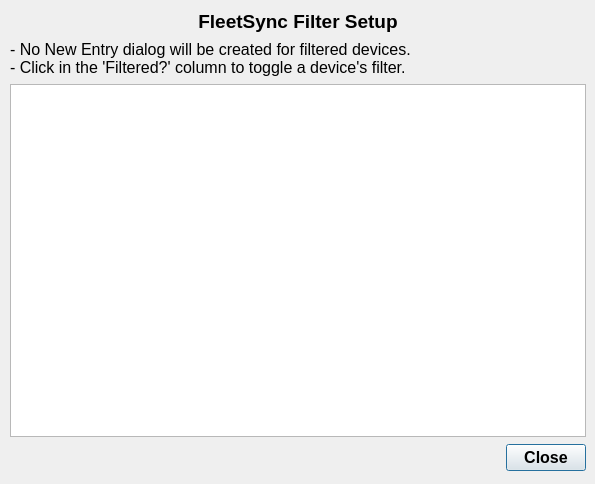
Qt form designer/fsFilterDialog.ui (ncssar/radiolog) before a commit.
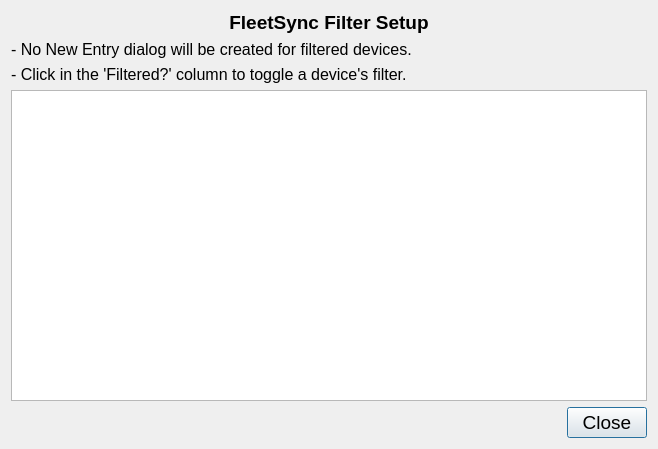
The same form after that commit.

```diff
--- a/designer/fsFilterDialog.ui
+++ b/designer/fsFilterDialog.ui
@@ -6,8 +6,8 @@
    <rect>
     <x>0</x>
     <y>0</y>
-    <width>595</width>
-    <height>484</height>
+    <width>658</width>
+    <height>449</height>
    </rect>
   </property>
   <property name="sizePolicy">
@@ -22,22 +22,7 @@
   <property name="sizeGripEnabled">
    <bool>false</bool>
   </property>
-  <widget class="QWidget" name="layoutWidget">
-   <property name="geometry">
-    <rect>
-     <x>10</x>
-     <y>10</y>
-     <width>576</width>
-     <height>461</height>
-    </rect>
-   </property>
    <layout class="QVBoxLayout" name="verticalLayout">
-    <property name="spacing">
-     <number>7</number>
-    </property>
-    <property name="sizeConstraint">
-     <enum>QLayout::SetDefaultConstraint</enum>
-    </property>
     <item>
      <widget class="QLabel" name="label">
       <property name="font">
@@ -74,14 +59,26 @@
        </font>
       </property>
       <property name="text">
-       <string>- No New Entry dialog will be created for filtered devices.
-- Click in the 'Filtered?' column to toggle a device's filter.</string>
+      <string>- No New Entry dialog will be created for filtered devices.</string>
       </property>
       <property name="wordWrap">
        <bool>true</bool>
       </property>
      </widget>
     </item>
+   <item>
+    <widget class="QLabel" name="label_3">
+     <property name="font">
+      <font>
+       <family>Segoe UI</family>
+       <pointsize>12</pointsize>
+      </font>
+     </property>
+     <property name="text">
+      <string>- Click in the 'Filtered?' column to toggle a device's filter.</string>
+     </property>
+    </widget>
+   </item>
     <item>
      <widget class="QTableView" name="tableView">
       <property name="font">
@@ -112,9 +109,9 @@
       <property name="font">
        <font>
         <family>Segoe UI</family>
-        <pointsize>12</pointsize>
-        <weight>75</weight>
-        <bold>true</bold>
+       <pointsize>14</pointsize>
+       <weight>50</weight>
+       <bold>false</bold>
        </font>
       </property>
       <property name="standardButtons">
@@ -123,7 +120,6 @@
      </widget>
     </item>
    </layout>
-  </widget>
  </widget>
  <resources/>
  <connections>
```
Lines whose indentation alone changed are shown as unchanged.
